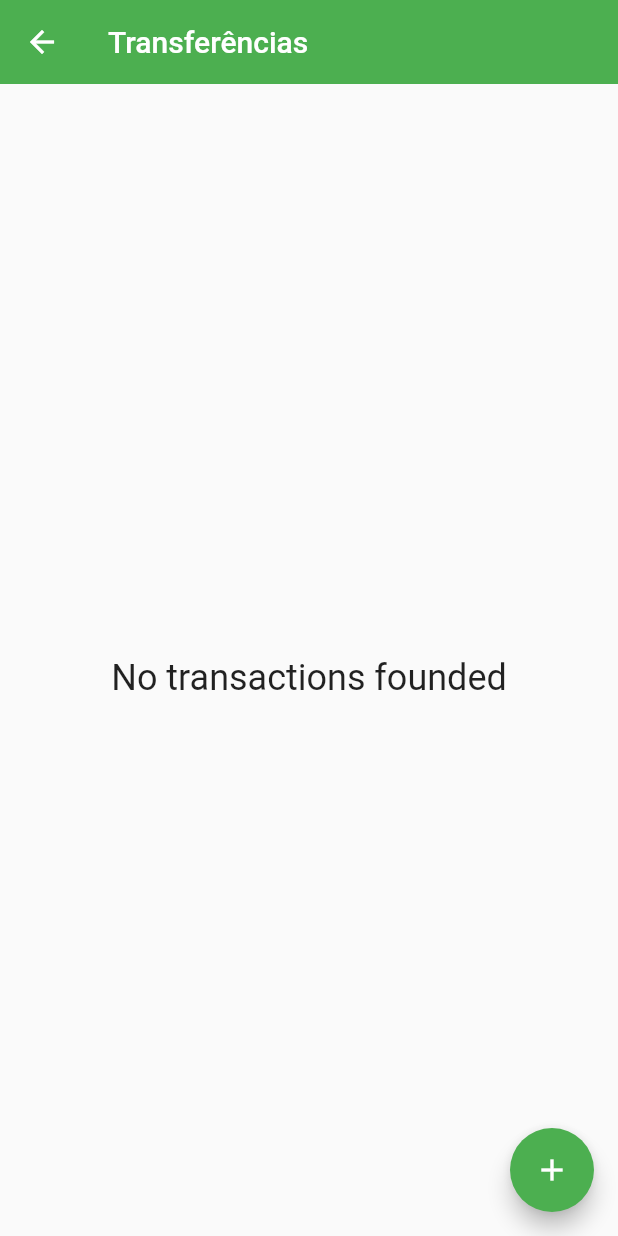
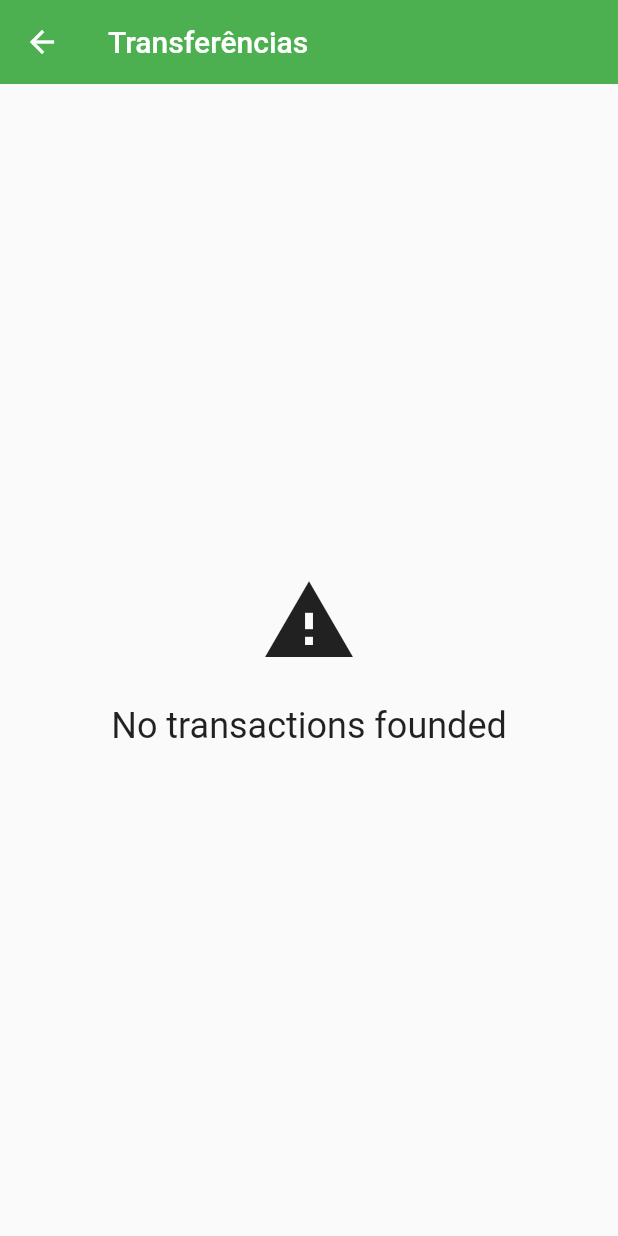
Before and after one commit to ChristianNagata/flutter_app, a Flutter app: the screen it shows after launch, after a tap on "Transferências", on a phone screen of 412 x 824 dp. Run offline on Flutter 3.47's test engine with Material 2 defaults, Android fonts, the phone set to English and light mode, and no system bars; our stand-ins replace sqflite; missing offline and left inert: http_interceptor; accounts and stored records are empty; statements that could not run were skipped.

```diff
--- a/lib/components/centered_message.dart
+++ b/lib/components/centered_message.dart
@@ -7,11 +7,11 @@ class CenteredMessage extends StatelessWidget {
   final double fontSize;
 
   CenteredMessage(
-    this.message, {
+    this.message, {Key? key,
     this.icon,
     this.iconSize = 64,
     this.fontSize = 24,
-  });
+  }) : super(key: key);
 
   @override
   Widget build(BuildContext context) {
--- a/lib/http/webclient.dart
+++ b/lib/http/webclient.dart
@@ -1,50 +1,9 @@
-import 'dart:convert';
-import 'package:flutter_app/models/contact.dart';
-import 'package:flutter_app/models/transferencia.dart';
 import 'package:http/http.dart';
 import 'package:http_interceptor/http_interceptor.dart';
-import 'package:sqflite/sqflite.dart';
 
-class LoggingInterceptor implements InterceptorContract {
-  @override
-  Future<RequestData> interceptRequest({required RequestData data}) async {
-    print('url: ${data.url}');
-    print('Headers: ${data.headers}');
-    print('Body: ${data.body}');
-    return data;
-  }
+import 'interceptors/logging_interceptor.dart';
 
-  @override
-  Future<ResponseData> interceptResponse({required ResponseData data}) async {
-    print('Status Code: ${data.statusCode}');
-    print('Headers: ${data.headers}');
-    print('Body: ${data.body}');
-    return data;
-  }
-}
 
-Future<List<Transferencia>> findAll() async {
-  Client client = InterceptedClient.build(interceptors: [LoggingInterceptor()]);
 
-  final Response response = await client
-      .get(Uri.http(
-        '192.168.0.103:8080',
-        'transactions',
-      ))
-      .timeout(const Duration(seconds: 5));
-
-  final List<dynamic> decodeJson = jsonDecode(response.body);
-  final List<Transferencia> transactions = [];
-  for (Map<String, dynamic> element in decodeJson) {
-    final Transferencia transaction = Transferencia(
-      element['value'],
-      Contact(
-        0,
-        element['contact']['name'],
-        element['contact']['accountNumber'],
-      ),
-    );
-    transactions.add(transaction);
-  }
-  return transactions;
-}
+final Client client =
+InterceptedClient.build(interceptors: [LoggingInterceptor()]);
--- a/lib/main.dart
+++ b/lib/main.dart
@@ -1,10 +1,8 @@
 import 'package:flutter/material.dart';
 import 'package:flutter_app/screens/dashboard.dart';
-import 'http/webclient.dart';
 
 void main() {
   runApp(const BytebankApp());
-  findAll().then((trasactions) => print('New transactions: $trasactions'));
 }
 
 class BytebankApp extends StatelessWidget {
--- a/lib/screens/transferencia/lista.dart
+++ b/lib/screens/transferencia/lista.dart
@@ -1,9 +1,7 @@
 import 'package:flutter/material.dart';
 import 'package:flutter_app/components/centered_message.dart';
-import 'package:flutter_app/http/webclient.dart';
-
+import 'package:flutter_app/http/webclients/transaction_webclient.dart';
 import '../../models/transferencia.dart';
-import 'formulario.dart';
 
 const _tituloAppBar = Text('Transferências');
 
@@ -15,6 +13,8 @@ class ListaTransferencias extends StatefulWidget {
 }
 
 class ListaTransferenciasState extends State<ListaTransferencias> {
+  final TransactionWebClient _webClient = TransactionWebClient();
+
   @override
   Widget build(BuildContext context) => Scaffold(
         appBar: AppBar(
@@ -23,7 +23,7 @@ class ListaTransferenciasState extends State<ListaTransferencias> {
           backgroundColor: Theme.of(context).backgroundColor,
         ),
         body: FutureBuilder<List<Transferencia>>(
-          future: findAll(),
+          future: _webClient.findAll(),
           initialData: const [],
           builder: (context, snapshot) {
             switch (snapshot.connectionState) {
@@ -47,28 +47,10 @@ class ListaTransferenciasState extends State<ListaTransferencias> {
                     );
                   }
                 }
-                return CenteredMessage('No transactions founded');
-                break;
+                return CenteredMessage('No transactions founded', icon: Icons.warning,);
             }
-            return CenteredMessage('Unknown Error');
+            return CenteredMessage('Unknown Error', icon: Icons.warning,);
           },
-        ),
-        floatingActionButton: FloatingActionButton(
-          child: const Icon(Icons.add),
-          onPressed: () {
-            Navigator.of(context)
-                .push(
-              MaterialPageRoute(
-                builder: (context) => const FormularioTransferencia(),
-              ),
-            )
-                .then((value) {
-              setState(() {
-                widget.createState();
-              });
-            });
-          },
-          backgroundColor: Theme.of(context).primaryColor,
         ),
       );
 }
```
Also changed, not shown: lib/http/interceptors/logging_interceptor.dart (added, +21 -0 lines), lib/http/webclients/transaction_webclient.dart (added, +75 -0 lines), lib/screens/contacts_list.dart (+13 -6 lines), lib/screens/transferencia/formulario.dart (+35 -31 lines).
